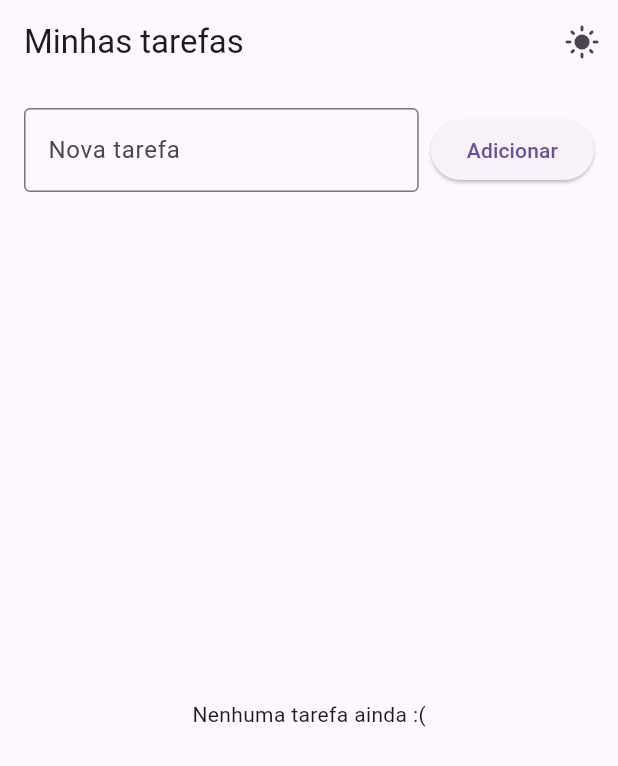
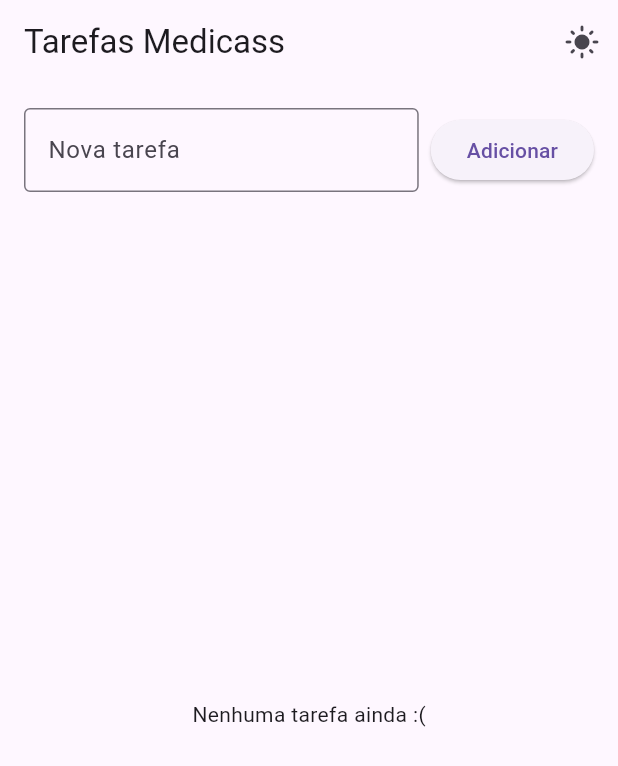
Before and after one commit to josvictorcs/todoFlutter, a Flutter app: the screen it shows after launch, on a phone screen of 412 x 824 dp. Shown: the top 766 px of the screen. Run offline on Flutter 3.47's test engine with Material 3 defaults, Android fonts, the phone set to English and light mode, and no system bars; our stand-ins replace shared_preferences.

Commit message:
Alteracao nome

```diff
--- a/lib/pages/home_page.dart
+++ b/lib/pages/home_page.dart
@@ -75,7 +75,7 @@ class _HomePageState extends State<HomePage>{
   Widget build(BuildContext context) {
     return Scaffold(
       appBar: AppBar(
-        title: Text("Minhas tarefas"),
+        title: Text("Tarefas Medicass"),
         actions: [
           IconButton(
             icon: Icon(_dark ? Icons.dark_mode: Icons.light_mode),
```
